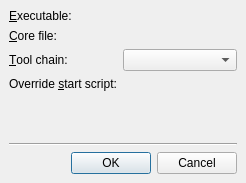
Above: src/plugins/debugger/attachcoredialog.ui from qt-creator/qt-creator before the change. Below: the same form after it.
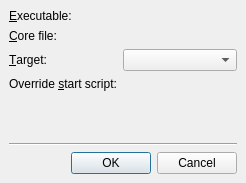
That is the form after the change. Custom widgets are drawn as their Qt base class.

Patch:
```diff
--- a/src/plugins/debugger/attachcoredialog.ui
+++ b/src/plugins/debugger/attachcoredialog.ui
@@ -60,7 +60,7 @@
      <item row="2" column="0">
       <widget class="QLabel" name="toolchainLabel">
        <property name="text">
-        <string>&amp;Tool chain:</string>
+        <string>&amp;Target:</string>
        </property>
        <property name="buddy">
         <cstring>toolchainComboBox</cstring>
```
Left out of the diff: 4 changed lines with no effect on the pictures.
